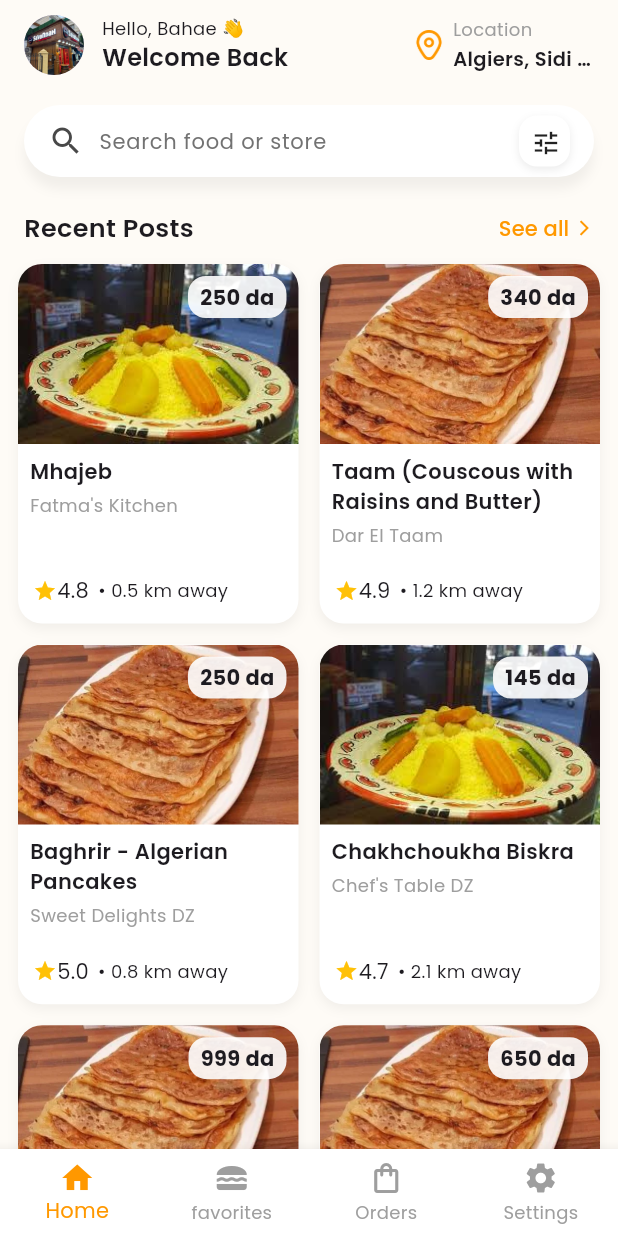
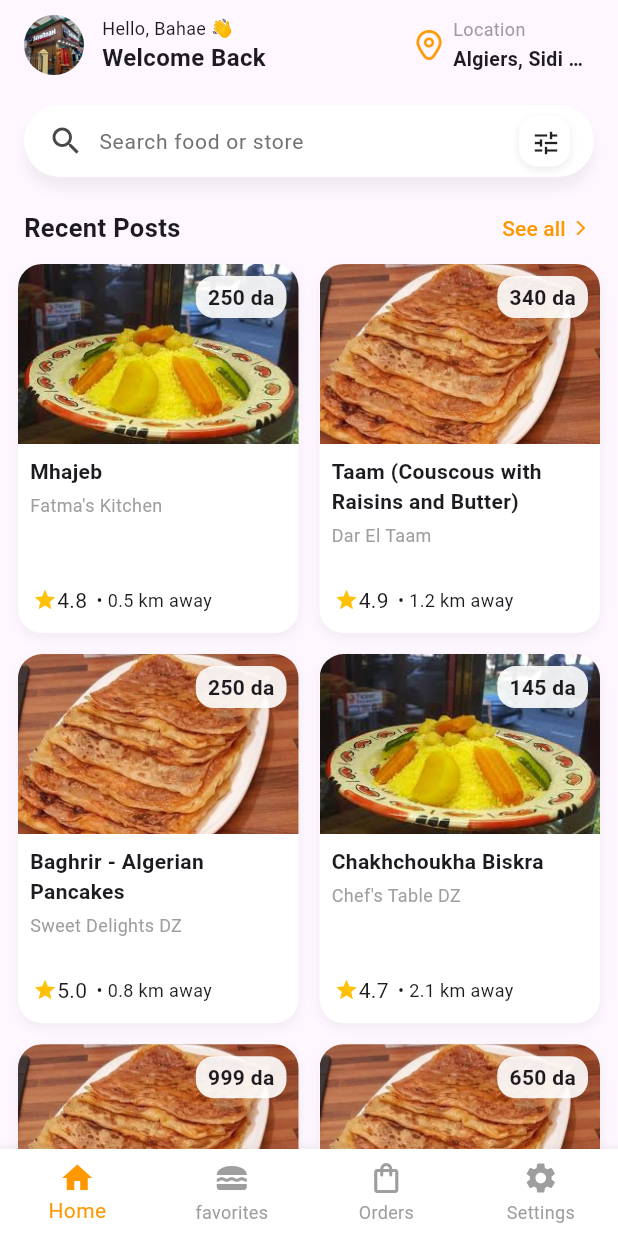
Before and after one commit to scofild18/Makelti_project, a Flutter app: the HomeScreen screen opened by its route, on a phone screen of 412 x 824 dp. Run offline on Flutter 3.47's test engine with Material 3 defaults, Android fonts, the phone set to English and light mode, and no system bars; our stand-ins replace flutter_bloc, flutter_dotenv, go_router, google_fonts, sqflite, supabase_flutter; accounts and stored records are empty.

Commit message:
fix: appTheme darkMode issues

```diff
--- a/frontend_2/lib/main.dart
+++ b/frontend_2/lib/main.dart
@@ -11,7 +11,6 @@ import 'package:Makelti/services/auth_service.dart';
 import 'package:flutter/material.dart';
 import 'package:flutter_bloc/flutter_bloc.dart';
 import 'package:Makelti/routing/app_router_congif.dart';
-import 'utils/application_theme.dart';
 import 'package:supabase_flutter/supabase_flutter.dart';
 import 'package:flutter_dotenv/flutter_dotenv.dart';
 
@@ -52,8 +51,6 @@ class MyApp extends StatelessWidget {
     return MaterialApp.router(
       debugShowCheckedModeBanner: false,
       title: 'Makelti',
-      theme: AppTheme.light,
-      darkTheme: AppTheme.dark,
       routerConfig: router,
     );
   }
--- a/frontend_2/lib/screens/client_orders_management.dart
+++ b/frontend_2/lib/screens/client_orders_management.dart
@@ -68,7 +68,7 @@ class _ClientOrdersManagementState extends State<ClientOrdersManagement> {
                             ),
                             minimumSize: const Size(double.infinity, 38),
                           ),
-                          child: const Text("Picked"),
+                          child: const Text("Picked", style: TextStyle(color: Colors.white),),
                         );
                       }
 
--- a/frontend_2/lib/screens/cook_order_screen.dart
+++ b/frontend_2/lib/screens/cook_order_screen.dart
@@ -86,7 +86,7 @@ class _CookOrdersScreenState extends State<CookOrdersScreen> {
                                   cubit.cookUpdateOrderStatus(order, "accepted");
                                 },
                                 icon: const Icon(Icons.check, color: Colors.white),
-                                label: const Text("Accept"),
+                                label: const Text("Accept" , style: TextStyle(color: Colors.white)),
                                 style: ElevatedButton.styleFrom(
                                   backgroundColor: const Color(0xff89a979),
                                   shape: RoundedRectangleBorder(
@@ -109,7 +109,7 @@ class _CookOrdersScreenState extends State<CookOrdersScreen> {
                             ),
                             minimumSize: const Size(double.infinity, 38),
                           ),
-                          child: const Text("Mark as Ready"),
+                          child: const Text("Mark as Ready" , style: TextStyle(color: Colors.white)),
                         );
                       } else if (order.status == "ready") {
                         buttons = ElevatedButton.icon(
@@ -117,7 +117,7 @@ class _CookOrdersScreenState extends State<CookOrdersScreen> {
                             cubit.cookUpdateOrderStatus(order, "delivered");
                           },
                           icon: const Icon(Icons.check, color: Colors.white),
-                          label: const Text("Mark as Delivered"),
+                          label: const Text("Mark as Delivered" ,style: TextStyle(color: Colors.white)),
                           style: ElevatedButton.styleFrom(
                             backgroundColor: const Color(0xff89a979),
                             shape: RoundedRectangleBorder(
--- a/frontend_2/lib/screens/home_screen.dart
+++ b/frontend_2/lib/screens/home_screen.dart
@@ -153,7 +153,7 @@ class _HomeScreenState extends State<HomeScreen> {
                 crossAxisCount: 2,
                 mainAxisSpacing: 14,
                 crossAxisSpacing: 14,
-                childAspectRatio: 0.78,
+                childAspectRatio: 0.76,
               ),
               itemBuilder: (context, index) {
                 final item = recentPosts[index];
--- a/frontend_2/lib/utils/application_theme.dart
+++ b/frontend_2/lib/utils/application_theme.dart
@@ -37,75 +37,9 @@ fontFamily: GoogleFonts.poppins().fontFamily,
     floatingActionButtonTheme: const FloatingActionButtonThemeData(
       backgroundColor: Color(0xffe97844),
       foregroundColor: Colors.white,
+      extendedTextStyle:TextStyle(color: Colors.white)
     ),
 
 
-
-   ) ; ///  Dark Theme
-  static final ThemeData dark = ThemeData(
-    brightness: Brightness.dark,
-    primarySwatch: Colors.orange,
-    scaffoldBackgroundColor: const Color(0xFF121212),
-
-    textTheme: GoogleFonts.poppinsTextTheme().copyWith(
-      displayLarge: const TextStyle(
-        fontSize: 32,
-        fontWeight: FontWeight.bold,
-        color: Colors.white,
-      ),
-      titleLarge: const TextStyle(
-        fontSize: 22,
-        fontWeight: FontWeight.w600,
-        color: Colors.white,
-      ),
-      bodyLarge: const TextStyle(
-        fontSize: 18,
-        color: Colors.white70,
-      ),
-      bodyMedium: const TextStyle(
-        fontSize: 16,
-        color: Colors.white70,
-      ),
-      bodySmall: const TextStyle(
-        fontSize: 14,
-        color: Colors.white60,
-      ),
-      labelLarge: const TextStyle(
-        fontSize: 14,
-        fontWeight: FontWeight.w600,
-        color: Colors.orangeAccent,
-      ),
-    ),
-
-    appBarTheme: const AppBarTheme(
-      backgroundColor: Colors.deepOrange,
-      foregroundColor: Colors.white,
-      centerTitle: true,
-      titleTextStyle: TextStyle(
-        fontSize: 20,
-        fontWeight: FontWeight.bold,
-        color: Colors.white,
-      ),
-    ),
-    textSelectionTheme: const TextSelectionThemeData(
-  cursorColor: Color(0xffe97844),
-  selectionColor: Color(0x33e97844),
-  selectionHandleColor: Color(0xffe97844),
-),
-
-    elevatedButtonTheme: ElevatedButtonThemeData(
-      style: ElevatedButton.styleFrom(
-        backgroundColor: Colors.deepOrange,
-        foregroundColor: Colors.white,
-        textStyle: const TextStyle(fontWeight: FontWeight.bold),
-        shape: RoundedRectangleBorder(borderRadius: BorderRadius.circular(8)),
-      ),
-    ),
-
-    floatingActionButtonTheme: const FloatingActionButtonThemeData(
-      backgroundColor: Colors.deepOrange,
-      foregroundColor: Colors.white,
-    ),
-  ) ;
-
+  );
 }
```
